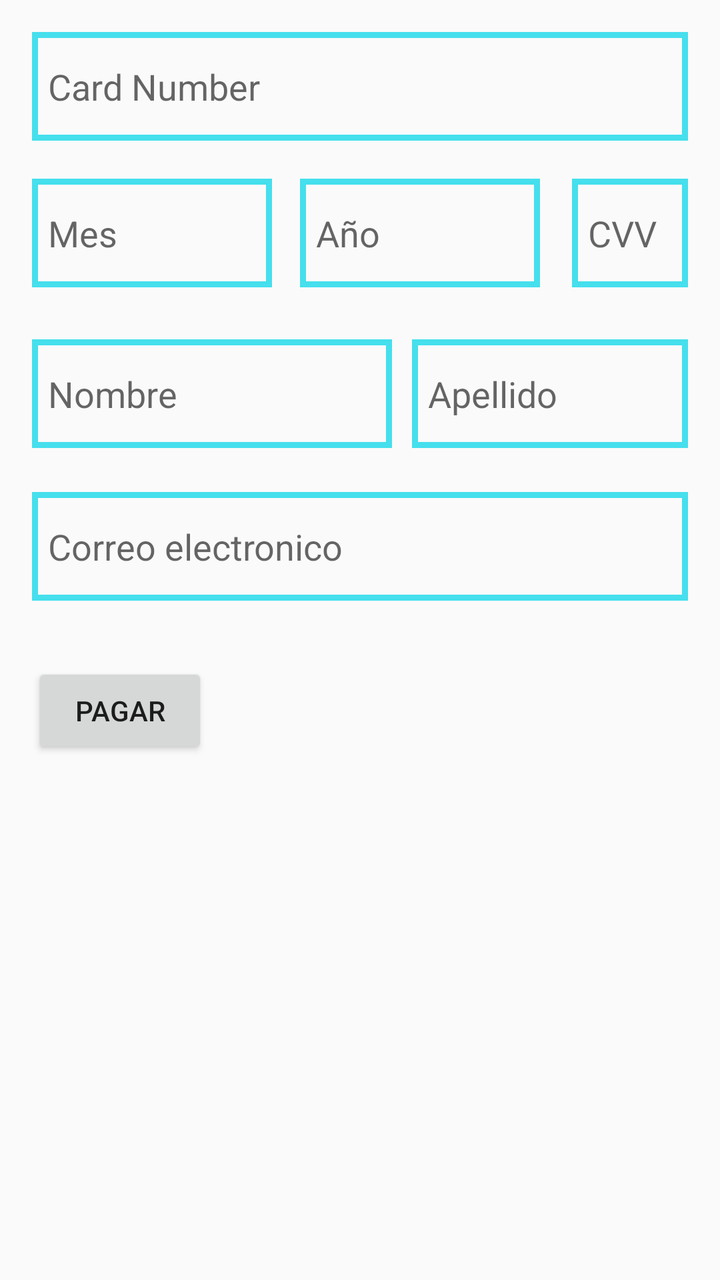
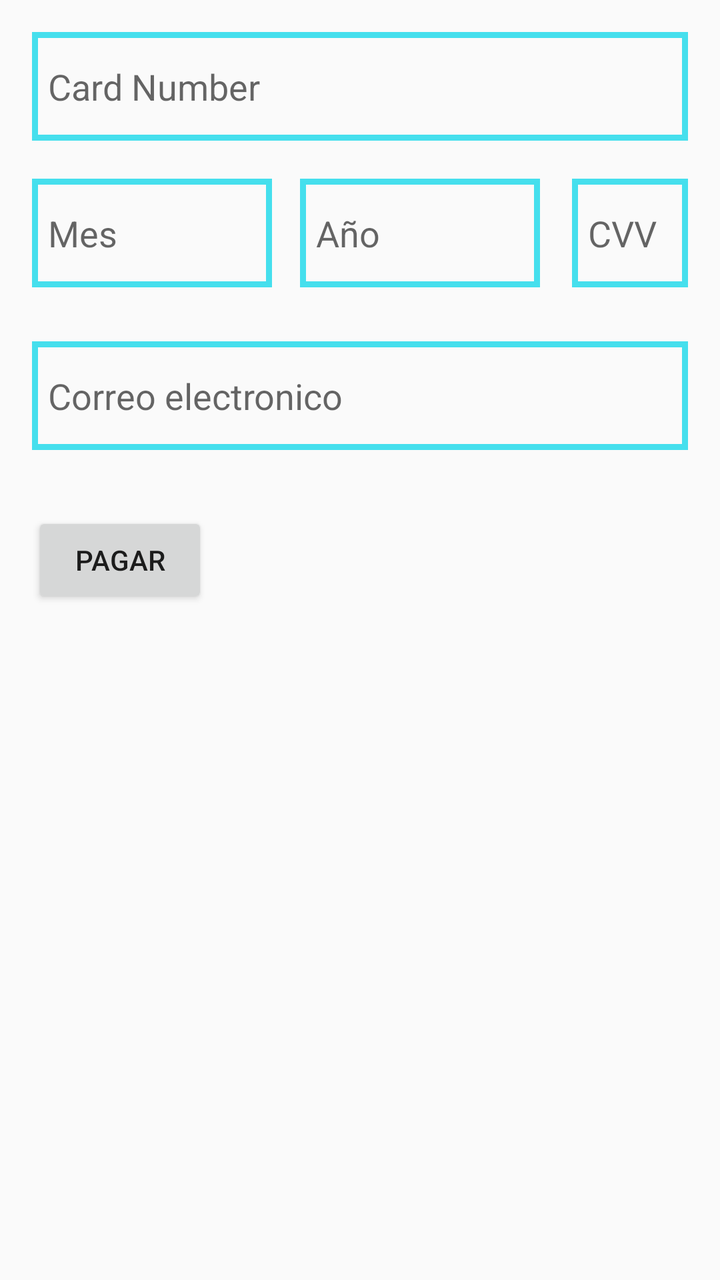

The first picture is an Android layout as it rendered before a commit; the second is the same layout after the commit. The layout source and the unified diff follow.
<!-- AndroidManifest.xml: application theme AppTheme -->
<!-- res/layout/activity_main.xml -->
<?xml version="1.0" encoding="utf-8"?>
<RelativeLayout xmlns:android="http://schemas.android.com/apk/res/android"
    xmlns:tools="http://schemas.android.com/tools"
    android:id="@+id/activity_main"
    android:layout_width="match_parent"
    android:layout_height="match_parent"
    android:paddingBottom="@dimen/activity_vertical_margin"
    android:paddingLeft="@dimen/activity_horizontal_margin"
    android:paddingRight="@dimen/activity_horizontal_margin"
    android:paddingTop="@dimen/activity_vertical_margin"
    tools:context="com.android.culqi.culqi_android.MainActivity">

    <EditText
        android:layout_width="wrap_content"
        android:layout_height="wrap_content"
        android:inputType="number"
        android:ems="10"
        android:id="@+id/txt_cardnumber"
        android:background="@drawable/border"
        android:selectAllOnFocus="false"
        android:hint="Card Number"
        android:layout_row="1"
        android:layout_column="0"
        android:maxLength="16"
        android:layout_alignParentRight="true"
        android:layout_alignParentEnd="true"
        android:layout_alignParentLeft="true"
        android:layout_alignParentStart="true" />

    <EditText
        android:layout_width="120dp"
        android:layout_height="wrap_content"
        android:inputType="number"
        android:ems="10"
        android:id="@+id/txt_month"
        android:maxLength="2"
        android:hint="Mes"
        android:background="@drawable/border"
        android:layout_row="2"
        android:layout_column="0"

        android:layout_marginTop="19dp"
        android:layout_below="@+id/txt_cardnumber"
        android:layout_alignParentLeft="true"
        android:layout_alignParentStart="true" />

    <EditText
        android:layout_width="120dp"
        android:layout_height="wrap_content"
        android:inputType="number"
        android:ems="10"
        android:id="@+id/txt_year"
        android:maxLength="2"
        android:hint="Año"
        android:background="@drawable/border"
        android:layout_row="4"
        android:layout_column="1"
        android:layout_alignBaseline="@+id/txt_month"
        android:layout_alignBottom="@+id/txt_month"
        android:layout_toRightOf="@+id/txt_month"
        android:layout_toEndOf="@+id/txt_month"
        android:layout_marginLeft="14dp"
        android:layout_marginStart="14dp" />

    <EditText
        android:layout_width="100dp"
        android:layout_height="wrap_content"
        android:inputType="number"
        android:ems="10"
        android:id="@+id/txt_cvv"
        android:background="@drawable/border"
        android:layout_alignBottom="@+id/txt_year"
        android:layout_toRightOf="@+id/txt_year"
        android:layout_marginLeft="16dp"
        android:layout_marginStart="16dp"
        android:layout_alignParentRight="true"
        android:layout_alignParentEnd="true"
        android:hint="CVV" />

    <EditText
        android:layout_width="180dp"
        android:layout_height="wrap_content"
        android:inputType="textPersonName"
        android:ems="10"
        android:id="@+id/txt_name"
        android:background="@drawable/border"
        android:layout_marginTop="26dp"
        android:hint="Nombre"
        android:layout_marginRight="10dp"
        android:layout_below="@+id/txt_month" />

    <EditText
        android:layout_width="wrap_content"
        android:layout_height="wrap_content"
        android:inputType="textPersonName"
        android:ems="10"
        android:id="@+id/txt_lastname"
        android:background="@drawable/border"
        android:hint="Apellido"
        android:layout_alignBaseline="@+id/txt_name"
        android:layout_alignBottom="@+id/txt_name"
        android:layout_toRightOf="@+id/txt_name"
        android:layout_alignParentRight="true"
        android:layout_alignParentEnd="true" />

    <EditText
        android:layout_width="wrap_content"
        android:layout_height="wrap_content"
        android:inputType="textEmailAddress"
        android:ems="10"
        android:background="@drawable/border"
        android:id="@+id/txt_email"
        android:layout_below="@+id/txt_name"
        android:layout_alignParentLeft="true"
        android:layout_alignParentStart="true"
        android:layout_marginTop="22dp"
        android:layout_alignParentRight="true"
        android:layout_alignParentEnd="true"
        android:hint="Correo electronico" />

    <Button
        android:text="Pagar"
        android:layout_width="wrap_content"
        android:layout_height="wrap_content"
        android:id="@+id/btn_try"
        android:layout_row="14"
        android:layout_column="0"
        android:layout_marginTop="31dp"
        android:layout_below="@+id/txt_email"
        android:layout_alignParentLeft="true"
        android:layout_alignParentStart="true" />

    <TextView
        android:layout_width="wrap_content"
        android:layout_height="wrap_content"
        android:id="@+id/token_id"
        android:textSize="18sp"
        android:layout_alignParentBottom="true"
        android:layout_alignParentLeft="true"
        android:layout_alignParentStart="true"
        android:layout_marginBottom="18dp"
        android:layout_alignParentRight="true"
        android:layout_alignParentEnd="true" />

    <TextView
        android:layout_width="wrap_content"
        android:layout_height="wrap_content"
        android:id="@+id/kind_card"
        android:textSize="18sp"
        android:layout_alignParentBottom="true"
        android:layout_alignParentLeft="true"
        android:layout_alignParentStart="true"
        android:layout_marginBottom="58dp"
        android:layout_alignParentRight="true"
        android:layout_alignParentEnd="true" />

</RelativeLayout>
<!-- resources referenced by this layout -->
<resources>
  <dimen name="activity_horizontal_margin">16dp</dimen>
  <dimen name="activity_vertical_margin">16dp</dimen>
  <!-- drawable border (drawable) -->
  <?xml version="1.0" encoding="utf-8"?>
  <shape xmlns:android="http://schemas.android.com/apk/res/android"
      android:shape="rectangle" >
      <stroke
          android:width="3dp"
          android:color="#45dfed" />
      <padding android:bottom="15dp"
          android:left="8dp"
          android:right="8dp"
          android:top="15dp"/>
  </shape>
  <style name="AppTheme" parent="Theme.AppCompat.Light.DarkActionBar">
          
          <item name="colorPrimary">@color/colorPrimary</item>
          <item name="colorPrimaryDark">@color/colorPrimaryDark</item>
          <item name="colorAccent">@color/colorAccent</item>
      </style>
  <color name="colorPrimary">#3F51B5</color>
  <color name="colorPrimaryDark">#303F9F</color>
  <color name="colorAccent">#FF4081</color>
</resources>

<!-- the commit's change to res/layout/activity_main.xml (unified diff, before → after) -->
@@ -77,31 +77,17 @@
         android:layout_alignParentEnd="true"
         android:hint="CVV" />
 
-    <EditText
-        android:layout_width="180dp"
-        android:layout_height="wrap_content"
-        android:inputType="textPersonName"
-        android:ems="10"
-        android:id="@+id/txt_name"
-        android:background="@drawable/border"
-        android:layout_marginTop="26dp"
-        android:hint="Nombre"
-        android:layout_marginRight="10dp"
-        android:layout_below="@+id/txt_month" />
-
-    <EditText
+    <Button
+        android:text="Pagar"
         android:layout_width="wrap_content"
         android:layout_height="wrap_content"
-        android:inputType="textPersonName"
-        android:ems="10"
-        android:id="@+id/txt_lastname"
-        android:background="@drawable/border"
-        android:hint="Apellido"
-        android:layout_alignBaseline="@+id/txt_name"
-        android:layout_alignBottom="@+id/txt_name"
-        android:layout_toRightOf="@+id/txt_name"
-        android:layout_alignParentRight="true"
-        android:layout_alignParentEnd="true" />
+        android:id="@+id/btn_pay"
+        android:layout_row="14"
+        android:layout_column="0"
+        android:layout_marginTop="31dp"
+        android:layout_below="@+id/txt_email"
+        android:layout_alignParentLeft="true"
+        android:layout_alignParentStart="true" />
 
     <EditText
         android:layout_width="wrap_content"
@@ -110,48 +96,28 @@
         android:ems="10"
         android:background="@drawable/border"
         android:id="@+id/txt_email"
-        android:layout_below="@+id/txt_name"
+        android:hint="Correo electronico"
+        android:layout_marginTop="27dp"
+        android:layout_below="@+id/txt_month"
         android:layout_alignParentLeft="true"
         android:layout_alignParentStart="true"
-        android:layout_marginTop="22dp"
-        android:layout_alignParentRight="true"
-        android:layout_alignParentEnd="true"
-        android:hint="Correo electronico" />
-
-    <Button
-        android:text="Pagar"
-        android:layout_width="wrap_content"
-        android:layout_height="wrap_content"
-        android:id="@+id/btn_try"
-        android:layout_row="14"
-        android:layout_column="0"
-        android:layout_marginTop="31dp"
-        android:layout_below="@+id/txt_email"
-        android:layout_alignParentLeft="true"
-        android:layout_alignParentStart="true" />
-
-    <TextView
-        android:layout_width="wrap_content"
-        android:layout_height="wrap_content"
-        android:id="@+id/token_id"
-        android:textSize="18sp"
-        android:layout_alignParentBottom="true"
-        android:layout_alignParentLeft="true"
-        android:layout_alignParentStart="true"
-        android:layout_marginBottom="18dp"
         android:layout_alignParentRight="true"
         android:layout_alignParentEnd="true" />
 
     <TextView
-        android:layout_width="wrap_content"
+        android:layout_width="match_parent"
         android:layout_height="wrap_content"
         android:id="@+id/kind_card"
         android:textSize="18sp"
-        android:layout_alignParentBottom="true"
-        android:layout_alignParentLeft="true"
-        android:layout_alignParentStart="true"
-        android:layout_marginBottom="58dp"
-        android:layout_alignParentRight="true"
-        android:layout_alignParentEnd="true" />
+        android:layout_below="@+id/btn_pay"
+        android:layout_marginTop="49dp" />
+
+    <TextView
+        android:layout_width="match_parent"
+        android:layout_height="wrap_content"
+        android:id="@+id/token_id"
+        android:textSize="18sp"
+        android:layout_below="@+id/btn_pay"
+        android:layout_marginTop="19dp" />
 
 </RelativeLayout>
